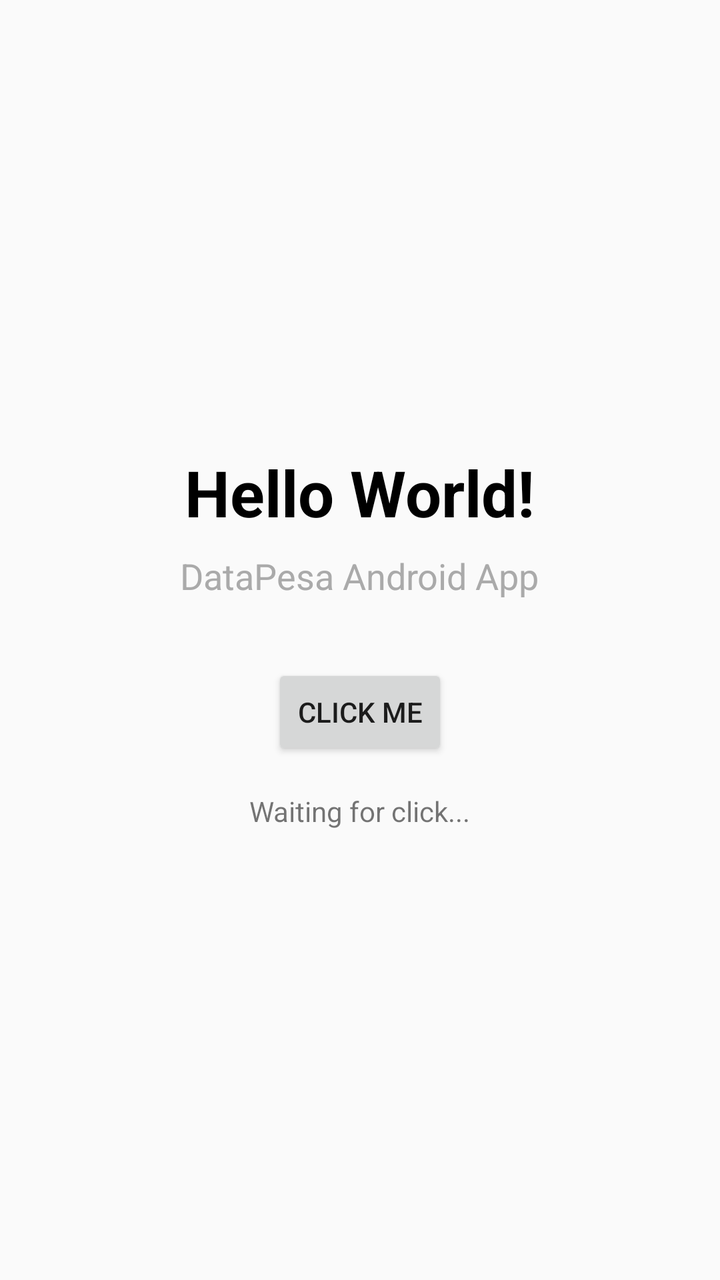
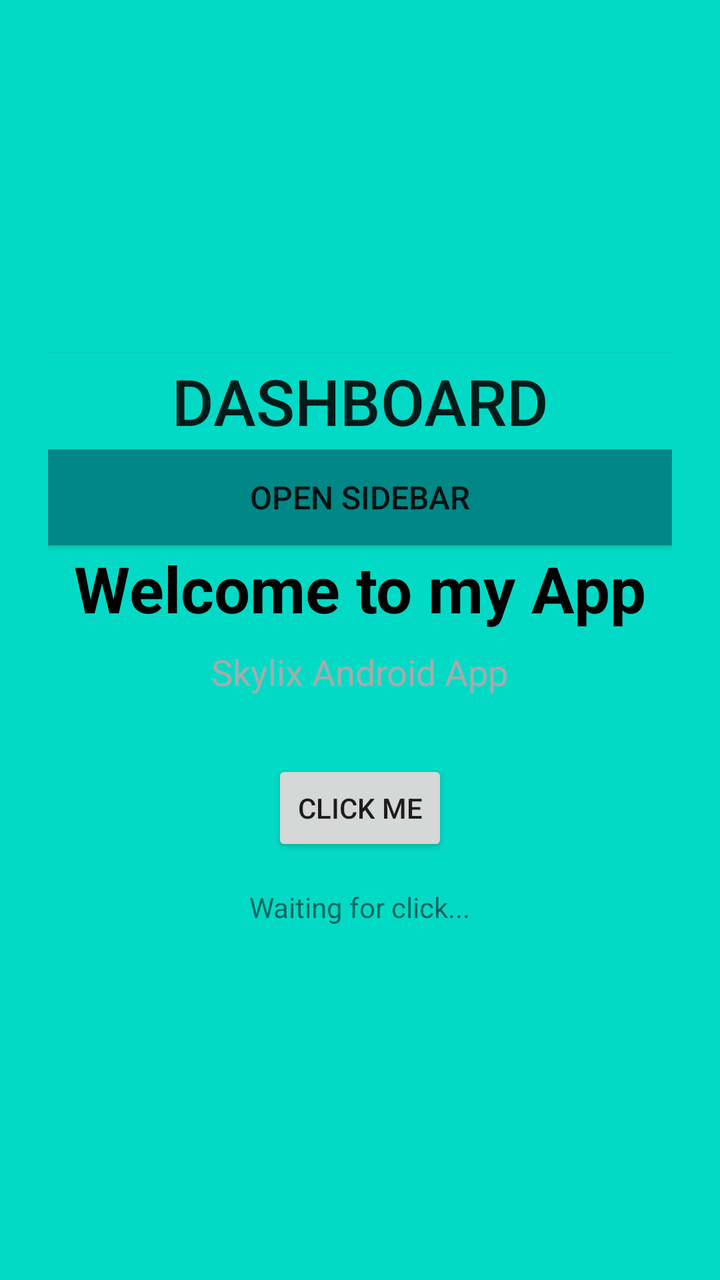

Compare the two renders of this Android layout. The source of the first and the diff that turns it into the second are given below.
<!-- AndroidManifest.xml: application theme Theme.AppCompat.Light.DarkActionBar -->
<!-- res/layout/activity_main.xml -->
<?xml version="1.0" encoding="utf-8"?>
<LinearLayout xmlns:android="http://schemas.android.com/apk/res/android"
    android:layout_width="match_parent"
    android:layout_height="match_parent"
    android:orientation="vertical"
    android:gravity="center"
    android:padding="24dp">

    <TextView
        android:layout_width="wrap_content"
        android:layout_height="wrap_content"
        android:text="@string/hello_world"
        android:textSize="32sp"
        android:textStyle="bold"
        android:textColor="@android:color/black" />

    <TextView
        android:layout_width="wrap_content"
        android:layout_height="wrap_content"
        android:text="@string/app_subtitle"
        android:textSize="18sp"
        android:textColor="@android:color/darker_gray"
        android:layout_marginTop="8dp" />

    <Button
        android:layout_width="wrap_content"
        android:layout_height="wrap_content"
        android:text="@string/button_click_me"
        android:layout_marginTop="32dp"
        android:id="@+id/helloButton" />

    <TextView
        android:layout_width="wrap_content"
        android:layout_height="wrap_content"
        android:id="@+id/statusText"
        android:text="@string/waiting_text"
        android:layout_marginTop="16dp"
        android:textSize="14sp" />

</LinearLayout>
<!-- resources referenced by this layout -->
<resources>
  <string name="app_subtitle">DataPesa Android App</string>
  <string name="button_click_me">Click Me</string>
  <string name="hello_world">Hello World!</string>
  <string name="waiting_text">Waiting for click...</string>
</resources>

<!-- the commit's change to res/layout/activity_main.xml (unified diff, before → after) -->
@@ -2,39 +2,57 @@
 <LinearLayout xmlns:android="http://schemas.android.com/apk/res/android"
     android:layout_width="match_parent"
     android:layout_height="match_parent"
+    android:gravity="center"
+    android:background="@color/design_default_color_secondary"
     android:orientation="vertical"
-    android:gravity="center"
     android:padding="24dp">
+    <Button
+        android:id="@+id/endadashboard"
+        android:layout_width="match_parent"
+        android:layout_height="wrap_content"
+        android:background="@color/design_default_color_secondary"
+        android:text="dashboard"
+        android:textSize="32sp"
+        />
+    <Button
+        android:id="@+id/opensidebar"
+        android:layout_width="match_parent"
+        android:layout_height="wrap_content"
+        android:background="@color/design_default_color_secondary_variant"
+        android:text="open sidebar"
+        android:textSize="16sp"
+        />
+
 
     <TextView
         android:layout_width="wrap_content"
         android:layout_height="wrap_content"
         android:text="@string/hello_world"
+        android:textColor="@android:color/black"
         android:textSize="32sp"
-        android:textStyle="bold"
-        android:textColor="@android:color/black" />
+        android:textStyle="bold" />
 
     <TextView
         android:layout_width="wrap_content"
         android:layout_height="wrap_content"
+        android:layout_marginTop="8dp"
         android:text="@string/app_subtitle"
-        android:textSize="18sp"
         android:textColor="@android:color/darker_gray"
-        android:layout_marginTop="8dp" />
+        android:textSize="18sp" />
 
     <Button
+        android:id="@+id/helloButton"
         android:layout_width="wrap_content"
         android:layout_height="wrap_content"
-        android:text="@string/button_click_me"
         android:layout_marginTop="32dp"
-        android:id="@+id/helloButton" />
+        android:text="@string/button_click_me" />
 
     <TextView
+        android:id="@+id/statusText"
         android:layout_width="wrap_content"
         android:layout_height="wrap_content"
-        android:id="@+id/statusText"
+        android:layout_marginTop="16dp"
         android:text="@string/waiting_text"
-        android:layout_marginTop="16dp"
         android:textSize="14sp" />
 
 </LinearLayout>
<!-- resource entries referenced after the edit -->
@@ -1,8 +1,8 @@
 <!-- resources referenced by this layout -->
 <resources>
-  <string name="app_subtitle">DataPesa Android App</string>
+  <string name="app_subtitle">Skylix Android App</string>
   <string name="button_click_me">Click Me</string>
-  <string name="hello_world">Hello World!</string>
+  <string name="hello_world">Welcome to my App</string>
   <string name="waiting_text">Waiting for click...</string>
 </resources>
 
